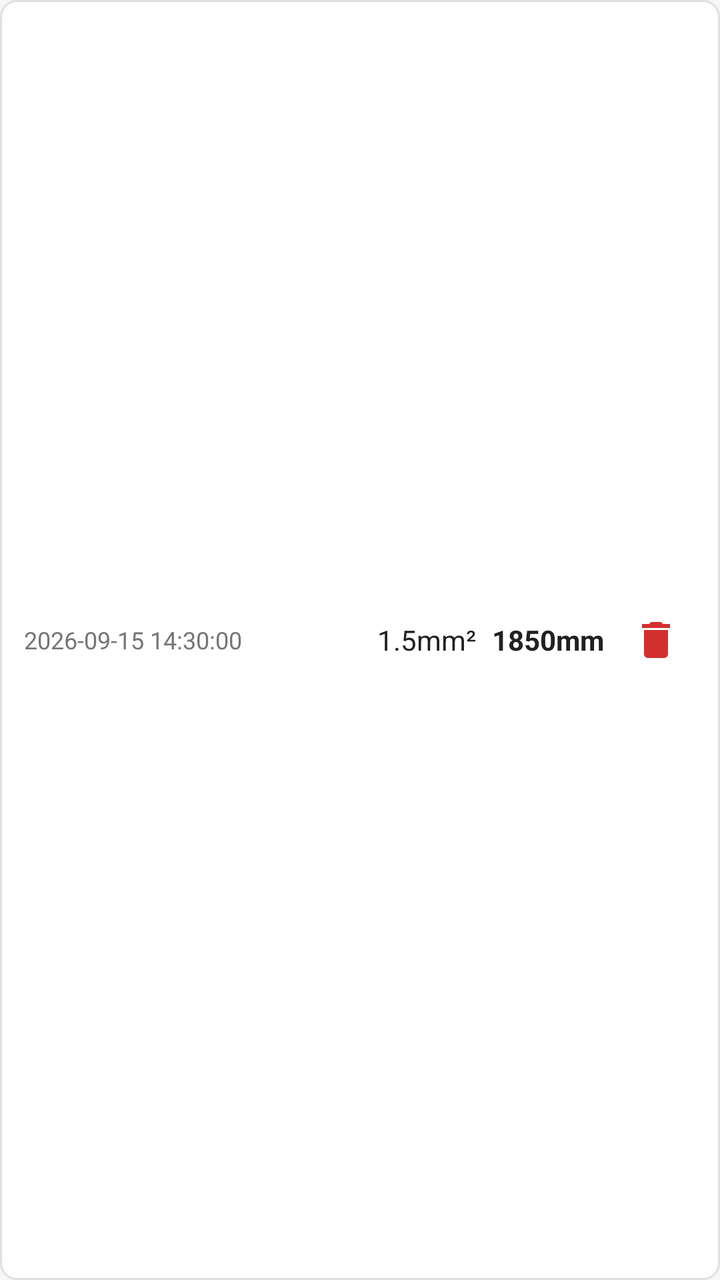
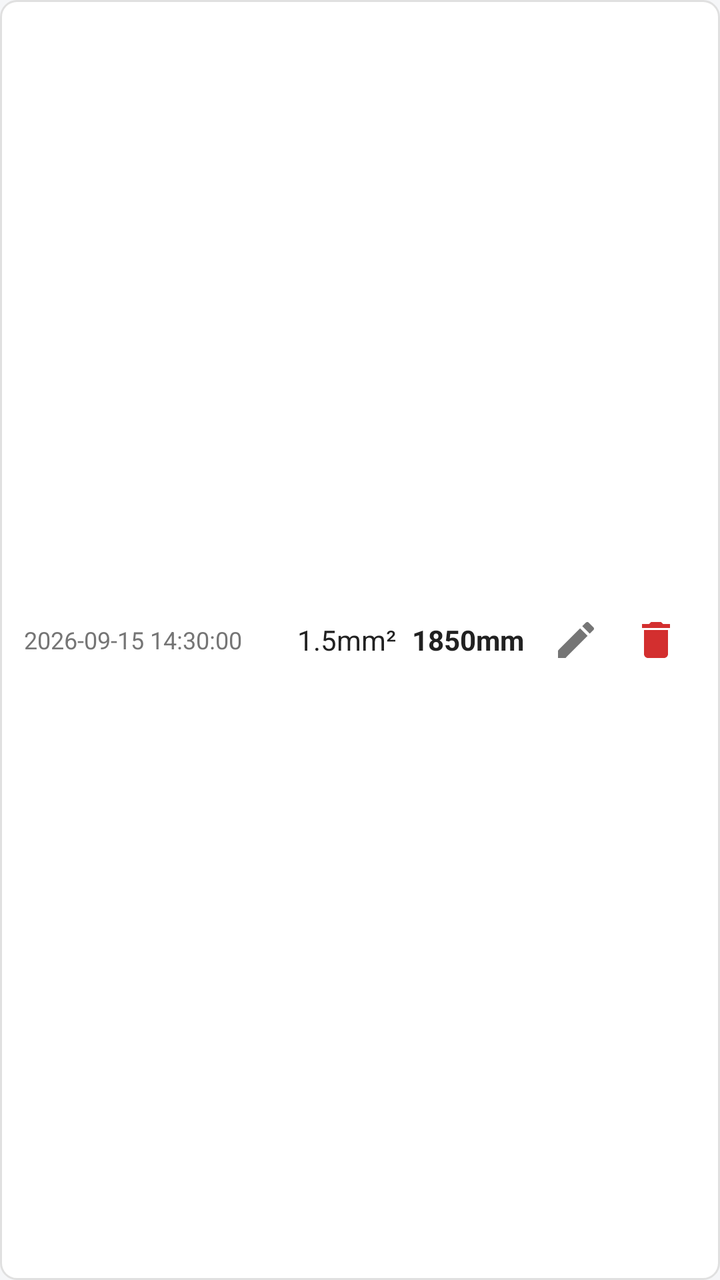

Before-and-after screenshots of an Android layout around one commit, followed by the original layout XML and the change that was made.
<!-- AndroidManifest.xml: application theme Theme.App -->
<!-- res/layout/item_history.xml -->
<?xml version="1.0" encoding="utf-8"?>
<LinearLayout xmlns:android="http://schemas.android.com/apk/res/android"
    android:layout_width="match_parent"
    android:layout_height="wrap_content"
    android:orientation="horizontal"
    android:gravity="center_vertical"
    android:background="@drawable/bg_input"
    android:padding="12dp"
    android:layout_marginHorizontal="12dp"
    android:layout_marginTop="4dp"
    android:layout_marginBottom="4dp">

    <LinearLayout
        android:layout_width="0dp"
        android:layout_height="wrap_content"
        android:layout_weight="1"
        android:orientation="vertical">

        <TextView
            android:id="@+id/tv_hist_time"
            android:layout_width="wrap_content"
            android:layout_height="wrap_content"
            android:text="2026-09-15 14:30:00"
            android:textColor="@color/text_secondary"
            android:textSize="12sp" />

        <TextView
            android:id="@+id/tv_hist_note"
            android:layout_width="wrap_content"
            android:layout_height="wrap_content"
            android:text="备注"
            android:textColor="#9E9E9E"
            android:textSize="12sp"
            android:visibility="gone" />
    </LinearLayout>

    <TextView
        android:id="@+id/tv_hist_spec"
        android:layout_width="wrap_content"
        android:layout_height="wrap_content"
        android:text="1.5mm²"
        android:textColor="@color/text_primary"
        android:textSize="14sp"
        android:layout_marginEnd="8dp" />

    <TextView
        android:id="@+id/tv_hist_len"
        android:layout_width="wrap_content"
        android:layout_height="wrap_content"
        android:text="1850mm"
        android:textColor="@color/text_primary"
        android:textSize="14sp"
        android:textStyle="bold"
        android:layout_marginEnd="6dp" />

    <ImageButton
        android:id="@+id/btn_hist_delete"
        android:layout_width="40dp"
        android:layout_height="40dp"
        android:background="?attr/selectableItemBackgroundBorderless"
        android:src="@drawable/ic_delete"
        android:contentDescription="删除该记录"
        android:tint="@color/red_warn"
        android:scaleType="centerInside" />
</LinearLayout>
<!-- resources referenced by this layout -->
<resources>
  <color name="red_warn">#D32F2F</color>
  <color name="text_primary">#212121</color>
  <color name="text_secondary">#757575</color>
  <!-- drawable bg_input (drawable) -->
  <?xml version="1.0" encoding="utf-8"?>
  <shape xmlns:android="http://schemas.android.com/apk/res/android"
      android:shape="rectangle">
      <solid android:color="@color/bg_card" />
      <stroke android:width="1dp" android:color="@color/divider" />
      <corners android:radius="8dp" />
  </shape>
  <!-- drawable ic_delete (drawable) -->
  <?xml version="1.0" encoding="utf-8"?>
  <vector xmlns:android="http://schemas.android.com/apk/res/android"
      android:width="24dp" android:height="24dp"
      android:viewportWidth="24" android:viewportHeight="24"
      android:tint="#FFFFFF">
      <path android:fillColor="@android:color/white"
          android:pathData="M6,19c0,1.1 0.9,2 2,2h8c1.1,0 2,-0.9 2,-2V7H6v12zM19,4h-3.5l-1,-1h-5l-1,1H5v2h14V4z" />
  </vector>
  <style name="Theme.App" parent="Theme.MaterialComponents.DayNight.NoActionBar">
          <item name="colorPrimary">@color/primary</item>
          <item name="colorPrimaryDark">@color/primary_dark</item>
          <item name="colorAccent">@color/accent</item>
          <item name="android:statusBarColor">@color/primary_dark</item>
          <item name="android:windowBackground">@color/bg_window</item>
      </style>
  <color name="bg_card">#FFFFFF</color>
  <color name="divider">#E0E0E0</color>
  <color name="primary">#1565C0</color>
  <color name="primary_dark">#0D47A1</color>
  <color name="accent">#FF8F00</color>
  <color name="bg_window">#F5F6F8</color>
</resources>

<!-- the commit's change to res/layout/item_history.xml (unified diff, before → after) -->
@@ -54,6 +54,16 @@
         android:layout_marginEnd="6dp" />
 
     <ImageButton
+        android:id="@+id/btn_hist_edit"
+        android:layout_width="40dp"
+        android:layout_height="40dp"
+        android:background="?attr/selectableItemBackgroundBorderless"
+        android:src="@drawable/ic_edit"
+        android:contentDescription="修改该记录的长度与备注"
+        android:tint="@color/text_secondary"
+        android:scaleType="centerInside" />
+
+    <ImageButton
         android:id="@+id/btn_hist_delete"
         android:layout_width="40dp"
         android:layout_height="40dp"
<!-- resource entries referenced after the edit -->
@@ -20,6 +20,15 @@
       <path android:fillColor="@android:color/white"
           android:pathData="M6,19c0,1.1 0.9,2 2,2h8c1.1,0 2,-0.9 2,-2V7H6v12zM19,4h-3.5l-1,-1h-5l-1,1H5v2h14V4z" />
   </vector>
+  <!-- drawable ic_edit (drawable) -->
+  <?xml version="1.0" encoding="utf-8"?>
+  <vector xmlns:android="http://schemas.android.com/apk/res/android"
+      android:width="24dp" android:height="24dp"
+      android:viewportWidth="24" android:viewportHeight="24"
+      android:tint="#FFFFFF">
+      <path android:fillColor="@android:color/white"
+          android:pathData="M3,17.25V21h3.75L17.81,9.94l-3.75,-3.75L3,17.25zM20.71,7.04c0.39,-0.39 0.39,-1.02 0,-1.41l-2.34,-2.34c-0.39,-0.39 -1.02,-0.39 -1.41,0l-1.83,1.83 3.75,3.75 1.83,-1.83z" />
+  </vector>
   <style name="Theme.App" parent="Theme.MaterialComponents.DayNight.NoActionBar">
           <item name="colorPrimary">@color/primary</item>
           <item name="colorPrimaryDark">@color/primary_dark</item>
